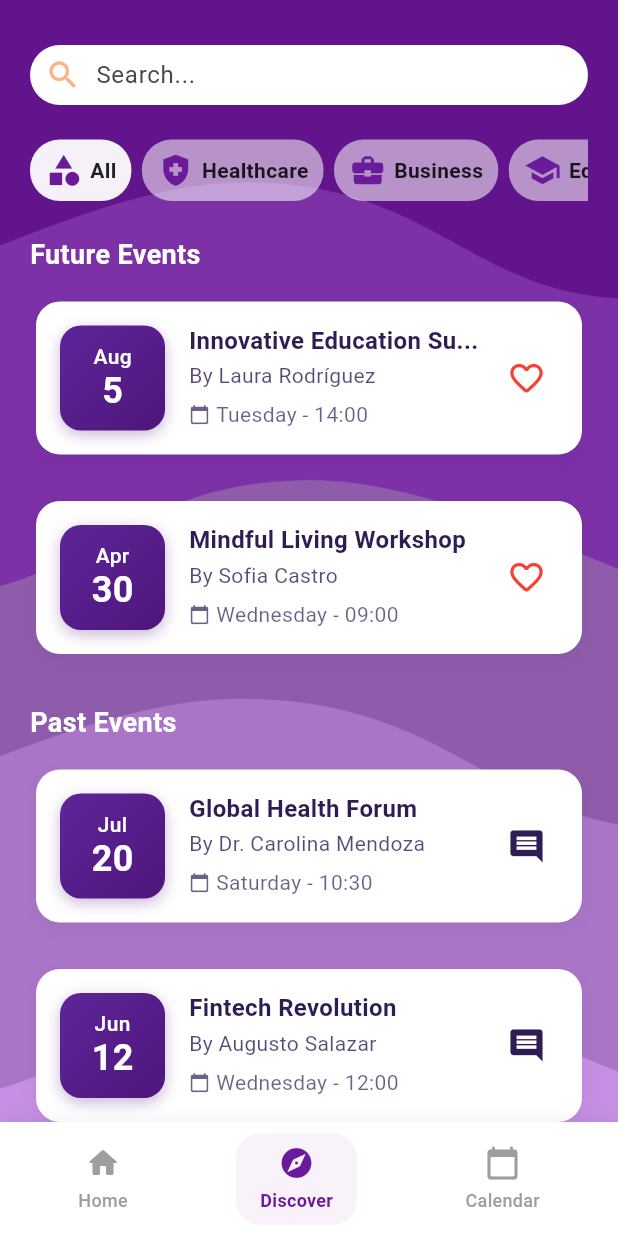
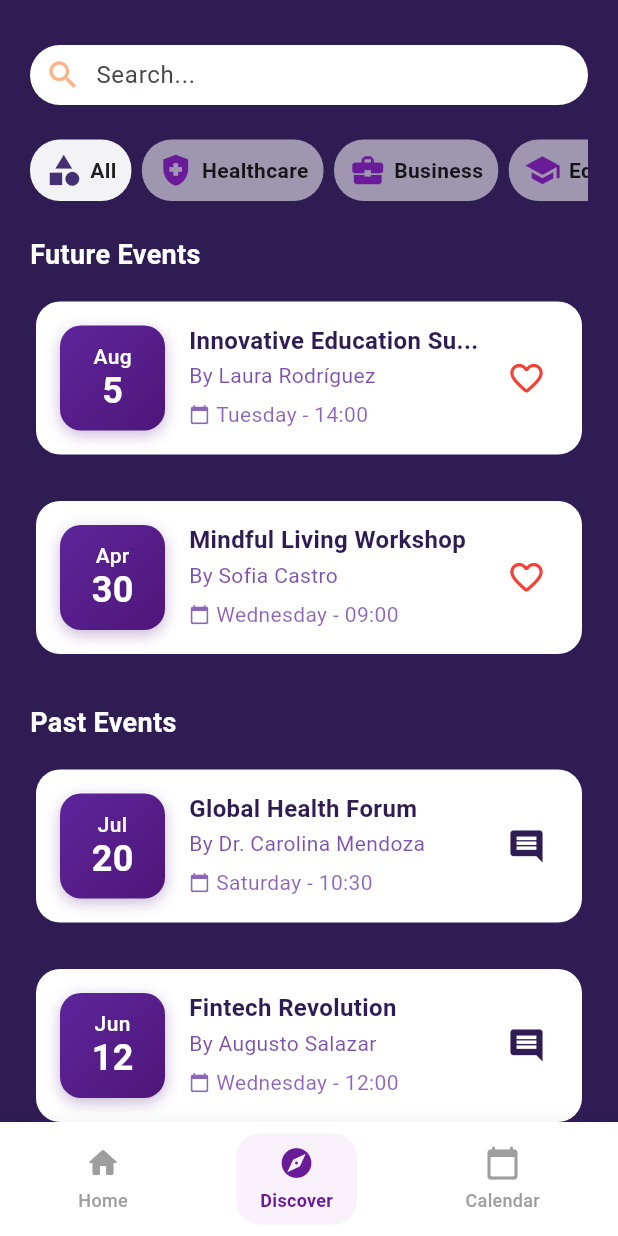
Before and after one commit to LCCastillo03/f_project_mobile, a Flutter app: the screen it shows after launch, item 2 of the bottom bar chosen, on a phone screen of 412 x 824 dp. Run offline on Flutter 3.47's test engine with Material 3 defaults, Android fonts, the light colour scheme and no system bars; our stand-ins replace flutter_svg, get, table_calendar.

Commit message:
Refactor EventListPage to use backgroundColor instead of backgroundImage; update PastFutureEventListPage to pass darkPurple color; modify AppCategories to use Colors.purple; adjust EventDetailsH to utilize RGBA for color definitions.

```diff
--- a/lib/presentation/pages/event_list_page.dart
+++ b/lib/presentation/pages/event_list_page.dart
@@ -6,18 +6,13 @@ import 'package:project/presentation/widgets/event_details_h.dart';
 import '../widgets/search_item.dart';
 
 class EventListPage extends StatelessWidget {
-  final String backgroundImage;
-  EventListPage({super.key, required this.backgroundImage});
+  final Color backgroundColor; // Cambiado de backgroundImage a backgroundColor
+  EventListPage({super.key, required this.backgroundColor}); //
 
   @override
   Widget build(BuildContext context) {
     return Container(
-      decoration: BoxDecoration(
-        image: DecorationImage(
-          image: AssetImage(backgroundImage),
-          fit: BoxFit.cover,
-        ),
-      ),
+      color: backgroundColor,
       child: Scaffold(
         backgroundColor: Colors.transparent,
         body: SafeArea(
@@ -74,7 +69,7 @@ Widget _buildButton(String category) {
       categoryColor =
           AppCategories.categories[category]["color"] ?? Colors.grey;
     } else {
-      categoryColor = Color(0xFF6A1B9A);
+      categoryColor = Color(0xFF443072);
     }
     return GestureDetector(
       onTap: () {
--- a/lib/presentation/pages/past_future_event_list_page.dart
+++ b/lib/presentation/pages/past_future_event_list_page.dart
@@ -2,6 +2,7 @@ import 'package:flutter/material.dart';
 import 'package:get/get.dart';
 import 'package:project/controllers/events_controller.dart';
 import 'package:project/presentation/pages/event_list_page.dart';
+import 'package:project/presentation/theme/app_colors.dart';
 
 class PastFutureEventListPage extends StatelessWidget {
   final EventsController controller = Get.find();
@@ -11,7 +12,7 @@ class PastFutureEventListPage extends StatelessWidget {
   @override
   Widget build(BuildContext context) {
     return EventListPage(
-      backgroundImage: "assets/images/4.png",
+      backgroundColor: AppColors.darkPurple,
     );
   }
 }
--- a/lib/presentation/theme/categories.dart
+++ b/lib/presentation/theme/categories.dart
@@ -25,7 +25,7 @@ class AppCategories {
     },
     "Personal Growth": {
       "icon": Icons.self_improvement,
-      "color": Color(0xFF6A1B9A),
+      "color": Colors.purple,
       "description": "Self-help, skills development, and personal enrichment."
     },
   };
--- a/lib/presentation/widgets/event_details_h.dart
+++ b/lib/presentation/widgets/event_details_h.dart
@@ -34,7 +34,8 @@ class EventDetailsH extends StatelessWidget {
             borderRadius: BorderRadius.circular(16),
             boxShadow: [
               BoxShadow(
-                color: Colors.black.withOpacity(0.05),
+                color: const Color.fromRGBO(
+                    94, 37, 154, 0.05), // Using RGBA instead of withOpacity
                 blurRadius: 10,
                 offset: const Offset(0, 4),
               ),
@@ -69,8 +70,9 @@ class EventDetailsH extends StatelessWidget {
                       // Organizer
                       Text(
                         clipText('By ${event.author}', 26),
-                        style: TextStyle(
-                          color: AppColors.darkPurple.withOpacity(0.8),
+                        style: const TextStyle(
+                          color: Color.fromRGBO(94, 37, 154,
+                              0.8), // Using RGBA instead of withOpacity
                           fontSize: 14,
                         ),
                       ),
@@ -79,16 +81,18 @@ class EventDetailsH extends StatelessWidget {
                       // Date and time
                       Row(
                         children: [
-                          Icon(
+                          const Icon(
                             Icons.calendar_today_rounded,
-                            color: AppColors.darkPurple.withOpacity(0.7),
+                            color: Color.fromRGBO(94, 37, 154,
+                                0.7), // Using RGBA instead of withOpacity
                             size: 14,
                           ),
                           const SizedBox(width: 4),
                           Text(
                             '$formattedDayOfWeek - $formattedTime',
-                            style: TextStyle(
-                              color: AppColors.darkPurple.withOpacity(0.7),
+                            style: const TextStyle(
+                              color: Color.fromRGBO(94, 37, 154,
+                                  0.7), // Using RGBA instead of withOpacity
                               fontSize: 14,
                             ),
                           ),
@@ -122,11 +126,12 @@ class EventDetailsH extends StatelessWidget {
           ],
         ),
         borderRadius: BorderRadius.circular(14),
-        boxShadow: [
+        boxShadow: const [
           BoxShadow(
-            color: const Color(0xFF4E167A).withOpacity(0.3),
+            color: Color.fromRGBO(
+                78, 22, 122, 0.3), // Using RGBA instead of withOpacity
             blurRadius: 8,
-            offset: const Offset(0, 3),
+            offset: Offset(0, 3),
           ),
         ],
       ),
```
